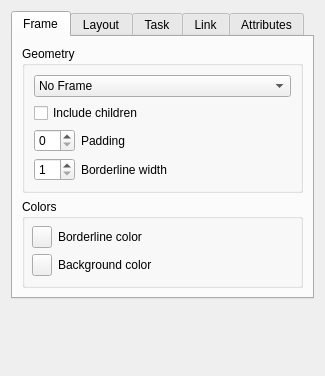
Above: forms/branchpropeditor.ui from insilmaril/vym before the change. Below: the same form after it.
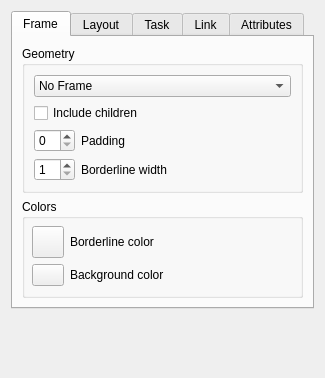
That is the form after the change. The open tabs and pages were chosen to show the change.

Commit message: Increase size of buttons to select frame colors

The edit to the form file:
```diff
--- a/forms/branchpropeditor.ui
+++ b/forms/branchpropeditor.ui
@@ -7,7 +7,7 @@
     <x>0</x>
     <y>0</y>
     <width>325</width>
-    <height>376</height>
+    <height>378</height>
    </rect>
   </property>
   <property name="sizePolicy">
@@ -186,6 +186,12 @@
             </property>
             <item row="0" column="0">
              <widget class="QPushButton" name="framePenColorButton">
+              <property name="minimumSize">
+               <size>
+                <width>32</width>
+                <height>32</height>
+               </size>
+              </property>
               <property name="maximumSize">
                <size>
                 <width>20</width>
@@ -215,6 +221,12 @@
             </item>
             <item row="1" column="0">
              <widget class="QPushButton" name="frameBrushColorButton">
+              <property name="minimumSize">
+               <size>
+                <width>32</width>
+                <height>0</height>
+               </size>
+              </property>
               <property name="maximumSize">
                <size>
                 <width>20</width>
```
Left out of the diff: 2 changed lines with no effect on the pictures.
